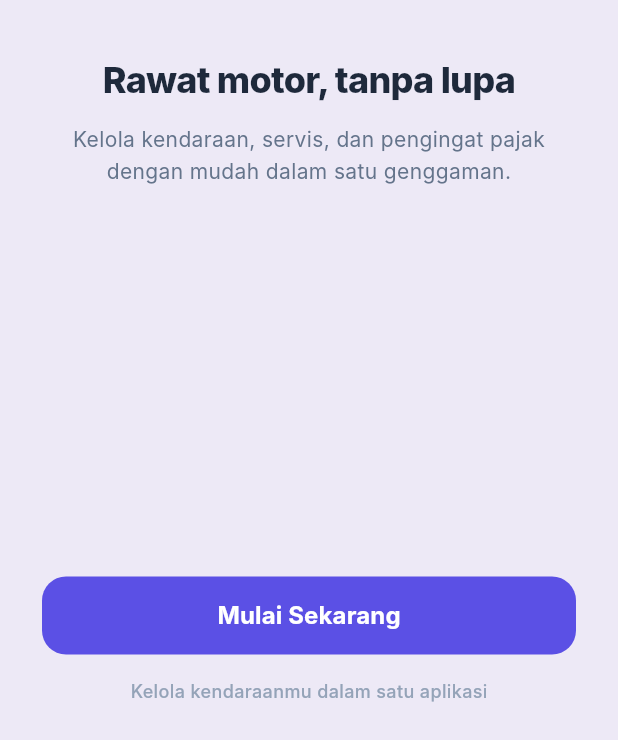
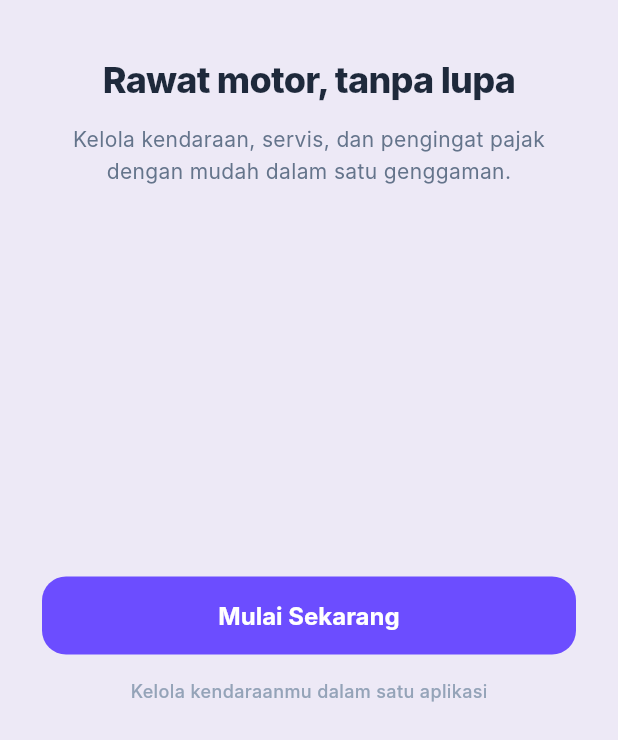
Before and after one commit to firzatunnisa/OdoTrack, a Flutter app: the screen it shows after launch, on a phone screen of 412 x 824 dp, the part 496-1236 px from its top. Run offline on Flutter 3.47's test engine with Material 3 defaults, Android fonts, the phone set to English and light mode, and no system bars; missing offline and left inert: dart:html; Roboto replaces fonts that are missing (Inter).

Commit message:
feat: standardisasi tema AppTheme, folder theme, widget AppBottomNavBar 4-tab konsisten, dan shell navigasi MainScreen

```diff
--- a/lib/main.dart
+++ b/lib/main.dart
@@ -1,5 +1,6 @@
 import 'package:flutter/material.dart';
 import 'package:odotrack/modules/auth/landing_page.dart';
+import 'package:odotrack/theme/app_theme.dart';
 
 void main() {
   runApp(const MyApp());
@@ -13,11 +14,7 @@ class MyApp extends StatelessWidget {
     return MaterialApp(
       title: 'OdoTrack',
       debugShowCheckedModeBanner: false,
-      theme: ThemeData(
-        colorScheme: ColorScheme.fromSeed(seedColor: const Color(0xFF6C4DFF)),
-        fontFamily: 'Inter', // Assuming Inter or similar is used, flutter will fall back if not in pubspec
-        useMaterial3: true,
-      ),
+      theme: AppTheme.lightTheme,
       home: const LandingPage(),
     );
   }
--- a/lib/modules/auth/landing_page.dart
+++ b/lib/modules/auth/landing_page.dart
@@ -62,7 +62,7 @@ class LandingPage extends StatelessWidget {
                         );
                       },
                       style: ElevatedButton.styleFrom(
-                        backgroundColor: const Color(0xFF5B50E5),
+                        backgroundColor: const Color(0xFF6C4DFF),
                         foregroundColor: Colors.white,
                         elevation: 0,
                         shape: RoundedRectangleBorder(
--- a/lib/modules/auth/login_page.dart
+++ b/lib/modules/auth/login_page.dart
@@ -1,5 +1,5 @@
 import 'package:flutter/material.dart';
-import 'package:odotrack/modules/dashboard/dashboard_page.dart';
+import 'package:odotrack/modules/main_screen.dart';
 import 'register_page.dart';
 import 'forgot_password_page.dart';
 import 'widgets/google_sign_in_sheet.dart';
@@ -22,7 +22,7 @@ class _LoginPageState extends State<LoginPage> {
     if (_formKey.currentState!.validate()) {
       Navigator.pushAndRemoveUntil(
         context,
-        MaterialPageRoute(builder: (context) => const DashboardPage()),
+        MaterialPageRoute(builder: (context) => const MainScreen()),
         (route) => false,
       );
       ScaffoldMessenger.of(context).showSnackBar(
--- a/lib/modules/auth/register_page.dart
+++ b/lib/modules/auth/register_page.dart
@@ -1,5 +1,5 @@
 import 'package:flutter/material.dart';
-import 'package:odotrack/modules/dashboard/dashboard_page.dart';
+import 'package:odotrack/modules/main_screen.dart';
 import 'widgets/google_sign_in_sheet.dart';
 
 class RegisterPage extends StatefulWidget {
@@ -24,7 +24,7 @@ class _RegisterPageState extends State<RegisterPage> {
     if (_formKey.currentState!.validate()) {
       Navigator.pushAndRemoveUntil(
         context,
-        MaterialPageRoute(builder: (context) => const DashboardPage()),
+        MaterialPageRoute(builder: (context) => const MainScreen()),
         (route) => false,
       );
       ScaffoldMessenger.of(context).showSnackBar(
--- a/lib/modules/auth/widgets/google_sign_in_sheet.dart
+++ b/lib/modules/auth/widgets/google_sign_in_sheet.dart
@@ -1,5 +1,5 @@
 import 'package:flutter/material.dart';
-import 'package:odotrack/modules/dashboard/dashboard_page.dart';
+import 'package:odotrack/modules/main_screen.dart';
 
 class GoogleSignInSheet extends StatelessWidget {
   final VoidCallback? onSuccess;
@@ -130,7 +130,7 @@ class GoogleSignInSheet extends StatelessWidget {
                 Navigator.pop(context); // close sheet
                 Navigator.pushAndRemoveUntil(
                   context,
-                  MaterialPageRoute(builder: (context) => const DashboardPage()),
+                  MaterialPageRoute(builder: (context) => const MainScreen()),
                   (route) => false,
                 );
                 ScaffoldMessenger.of(context).showSnackBar(
--- /dev/null
+++ b/lib/theme/app_colors.dart
@@ -0,0 +1,43 @@
+import 'package:flutter/material.dart';
+
+/// Centralized color palette for OdoTrack application.
+/// Modify colors here to change the look and feel across the entire app.
+class AppColors {
+  AppColors._();
+
+  // Primary Brand Colors (Ungu OdoTrack)
+  static const Color primary = Color(0xFF6C4DFF);
+  static const Color primaryDark = Color(0xFF5538EE);
+  static const Color primaryLight = Color(0xFFF3F0FF);
+  static const Color primarySubtle = Color(0x146C4DFF); // 8% opacity
+
+  // Functional / Status Colors
+  static const Color success = Color(0xFF10B981);
+  static const Color successLight = Color(0xFFECFDF5);
+  static const Color secondary = success;
+  static const Color warning = Color(0xFFF59E0B);
+  static const Color warningLight = Color(0xFFFEF3C7);
+  static const Color error = Color(0xFFEF4444);
+  static const Color errorLight = Color(0xFFFEE2E2);
+  static const Color info = Color(0xFF0284C7);
+  static const Color infoLight = Color(0xFFE0F2FE);
+
+  // Backgrounds & Surfaces
+  static const Color background = Color(0xFFF8FAFC);
+  static const Color surface = Colors.white;
+  static const Color card = Colors.white;
+
+  // Typography / Text Colors
+  static const Color textPrimary = Color(0xFF1E293B);
+  static const Color textSecondary = Color(0xFF64748B);
+  static const Color textMuted = Color(0xFF94A3B8);
+
+  // Borders & Dividers
+  static const Color border = Color(0xFFE2E8F0);
+  static const Color borderLight = Color(0xFFF1F5F9);
+  static const Color divider = Color(0xFFE5E7EB);
+
+  // Bottom Navigation Bar
+  static const Color navSelected = primary;
+  static const Color navUnselected = Color(0xFF94A3B8);
+}
--- /dev/null
+++ b/lib/theme/app_theme.dart
@@ -0,0 +1,123 @@
+import 'package:flutter/material.dart';
+import 'app_colors.dart';
+
+/// Centralized ThemeData for OdoTrack.
+class AppTheme {
+  AppTheme._();
+
+  static ThemeData get lightTheme {
+    return ThemeData(
+      useMaterial3: true,
+      fontFamily: 'Inter',
+      scaffoldBackgroundColor: AppColors.background,
+      colorScheme: ColorScheme.fromSeed(
+        seedColor: AppColors.primary,
+        primary: AppColors.primary,
+        secondary: AppColors.secondary,
+        surface: AppColors.surface,
+        error: AppColors.error,
+      ),
+      appBarTheme: const AppBarTheme(
+        backgroundColor: AppColors.primary,
+        foregroundColor: Colors.white,
+        elevation: 0,
+        centerTitle: false,
+        titleTextStyle: TextStyle(
+          color: Colors.white,
+          fontSize: 18,
+          fontWeight: FontWeight.bold,
+          fontFamily: 'Inter',
+        ),
+        iconTheme: IconThemeData(color: Colors.white),
+      ),
+      elevatedButtonTheme: ElevatedButtonThemeData(
+        style: ElevatedButton.styleFrom(
+          backgroundColor: AppColors.primary,
+          foregroundColor: Colors.white,
+          elevation: 0,
+          shape: RoundedRectangleBorder(
+            borderRadius: BorderRadius.circular(12),
+          ),
+          textStyle: const TextStyle(
+            fontWeight: FontWeight.bold,
+            fontSize: 15,
+            fontFamily: 'Inter',
+          ),
+        ),
+      ),
+      outlinedButtonTheme: OutlinedButtonThemeData(
+        style: OutlinedButton.styleFrom(
+          foregroundColor: AppColors.primary,
+          side: const BorderSide(color: AppColors.primary),
+          shape: RoundedRectangleBorder(
+            borderRadius: BorderRadius.circular(12),
+          ),
+          textStyle: const TextStyle(
+            fontWeight: FontWeight.bold,
+            fontSize: 14,
+            fontFamily: 'Inter',
+          ),
+        ),
+      ),
+      textButtonTheme: TextButtonThemeData(
+        style: TextButton.styleFrom(
+          foregroundColor: AppColors.primary,
+          textStyle: const TextStyle(
+            fontWeight: FontWeight.w600,
+            fontSize: 14,
+            fontFamily: 'Inter',
+          ),
+        ),
+      ),
+      inputDecorationTheme: InputDecorationTheme(
+        filled: true,
+        fillColor: Colors.grey.shade50,
+        contentPadding: const EdgeInsets.symmetric(horizontal: 16, vertical: 14),
+        border: OutlineInputBorder(
+          borderRadius: BorderRadius.circular(12),
+          borderSide: const BorderSide(color: AppColors.border),
+        ),
+        enabledBorder: OutlineInputBorder(
+          borderRadius: BorderRadius.circular(12),
+          borderSide: const BorderSide(color: AppColors.border),
+        ),
+        focusedBorder: OutlineInputBorder(
+          borderRadius: BorderRadius.circular(12),
+          borderSide: const BorderSide(color: AppColors.primary, width: 1.5),
+        ),
+        errorBorder: OutlineInputBorder(
+          borderRadius: BorderRadius.circular(12),
+          borderSide: const BorderSide(color: AppColors.error),
+        ),
+        focusedErrorBorder: OutlineInputBorder(
+          borderRadius: BorderRadius.circular(12),
+          borderSide: const BorderSide(color: AppColors.error, width: 1.5),
+        ),
+      ),
+      bottomNavigationBarTheme: const BottomNavigationBarThemeData(
+        backgroundColor: Colors.white,
+        selectedItemColor: AppColors.navSelected,
+        unselectedItemColor: AppColors.navUnselected,
+        type: BottomNavigationBarType.fixed,
+        elevation: 0,
+        selectedLabelStyle: TextStyle(
+          fontSize: 11,
+          fontWeight: FontWeight.w600,
+          fontFamily: 'Inter',
+        ),
+        unselectedLabelStyle: TextStyle(
+          fontSize: 11,
+          fontFamily: 'Inter',
+        ),
+      ),
+      cardTheme: CardThemeData(
+        color: AppColors.card,
+        elevation: 0,
+        shape: RoundedRectangleBorder(
+          borderRadius: BorderRadius.circular(16),
+          side: const BorderSide(color: AppColors.borderLight),
+        ),
+      ),
+    );
+  }
+}
```
Also changed, not shown: lib/modules/dashboard/dashboard_page.dart (+21 -41 lines), lib/modules/dashboard/reminder_page.dart (+33 -3 lines), lib/modules/main_screen.dart (added, +74 -0 lines), lib/modules/profile/profile_page.dart (+13 -41 lines), lib/modules/vehicle/vehicle_list_page.dart (+15 -35 lines), lib/widgets/app_bottom_nav_bar.dart (added, +71 -0 lines).
